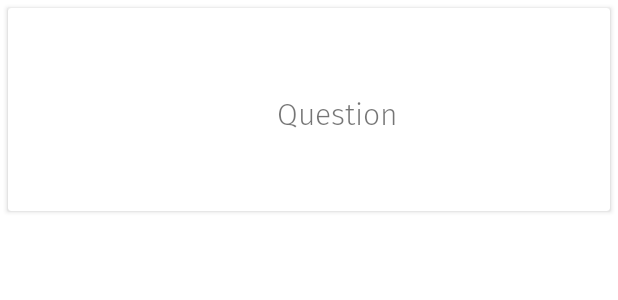
After one commit to DarrenYee/hackathon, an Android app: the layout asked_question_card.xml on its own in the app's theme, with its tools: preview values and no code run, on a phone screen of 412 x 824 dp. The commit adds this screen. Shown: the top 300 px of the screen. Run offline under Robolectric (Android 15) with nearby library versions, the phone set to English and light mode, and no system bars.

Commit message:
asked question xml

```diff
--- /dev/null
+++ b/app/src/main/res/layout/asked_question_card.xml
@@ -0,0 +1,33 @@
+<?xml version="1.0" encoding="utf-8"?>
+<androidx.cardview.widget.CardView xmlns:android="http://schemas.android.com/apk/res/android"
+    xmlns:app="http://schemas.android.com/apk/res-auto"
+    xmlns:tools="http://schemas.android.com/tools"
+    android:layout_width="wrap_content"
+    android:layout_height="wrap_content"
+    android:layout_margin="5dp"
+    android:clickable="true"
+    android:foreground="?selectableItemBackground"
+    tools:cardBackgroundColor="@android:color/background_light"
+    tools:cardCornerRadius="12dp"
+    tools:cardElevation="3dp"
+    tools:contentPadding="4dp">
+
+    <androidx.constraintlayout.widget.ConstraintLayout
+        android:layout_width="439dp"
+        android:layout_height="135dp">
+
+        <TextView
+            android:id="@+id/asked_ques"
+            android:layout_width="375dp"
+            android:layout_height="91dp"
+            android:fontFamily="@font/fira_sans_light_italic"
+            android:gravity="center"
+            android:text="Question"
+            android:textSize="20sp"
+            app:layout_constraintBottom_toBottomOf="parent"
+            app:layout_constraintEnd_toEndOf="parent"
+            app:layout_constraintStart_toStartOf="parent"
+            app:layout_constraintTop_toTopOf="parent"
+            app:layout_constraintVertical_bias="0.578" />
+    </androidx.constraintlayout.widget.ConstraintLayout>
+</androidx.cardview.widget.CardView>
```
Also changed, not shown: app/src/main/java/com/example/hackathon/AnsActivity.java (+50 -0 lines), app/src/main/java/com/example/hackathon/AnsAdapter.java (added, +59 -0 lines), app/src/main/res/layout/asked_question_recycler.xml (added, +17 -0 lines).
